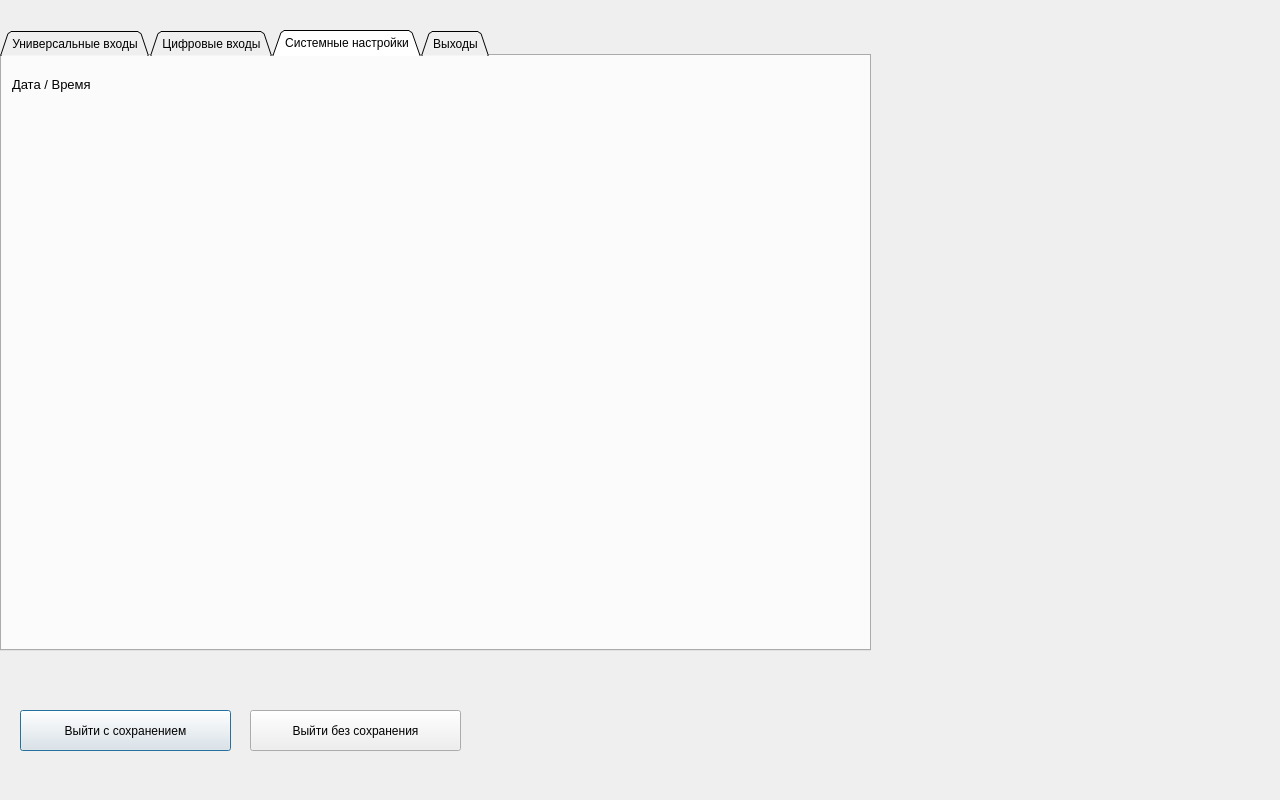
Old version of the form options.ui in the repository tomyqg/topaz-m.
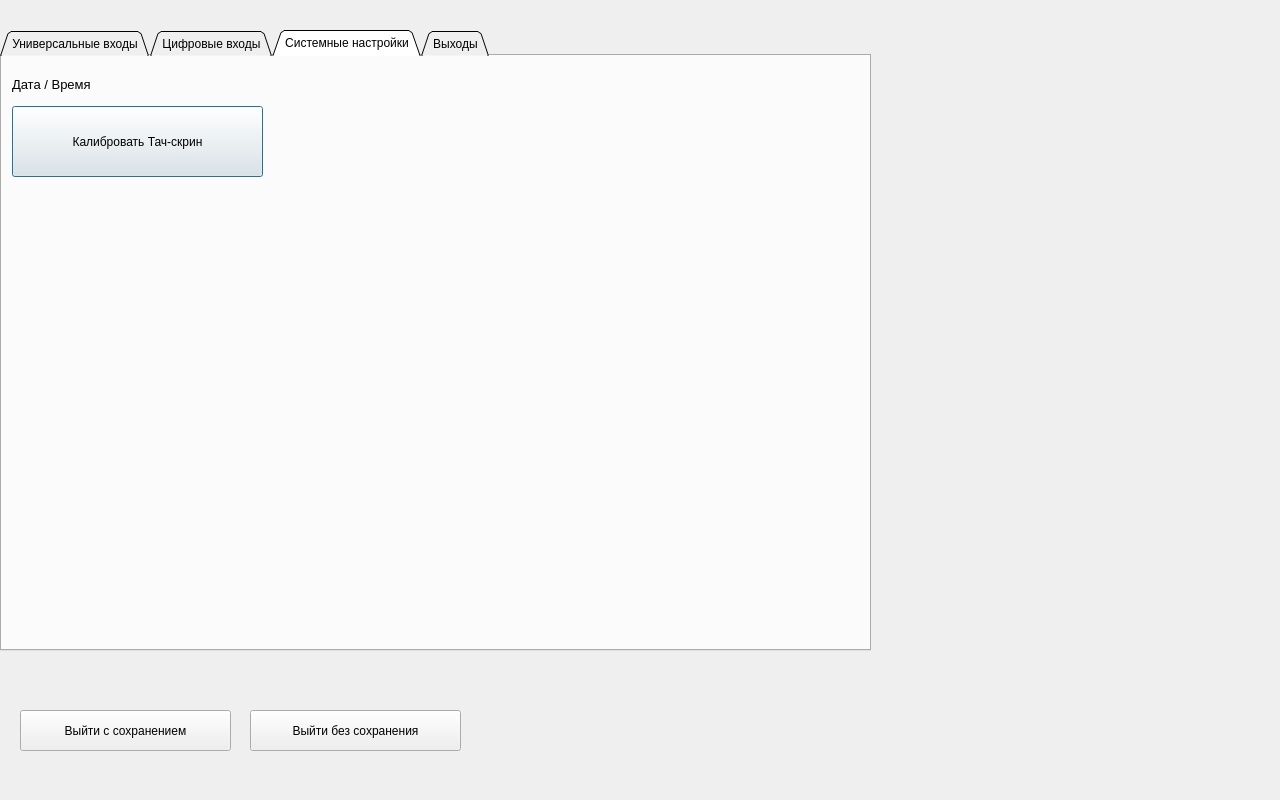
New version of the form. The open tabs and pages were chosen to show the change.

Patch:
```diff
--- a/options.ui
+++ b/options.ui
@@ -2668,6 +2668,19 @@
       <string>Дата / Время</string>
      </property>
     </widget>
+    <widget class="QPushButton" name="pushButton_3">
+     <property name="geometry">
+      <rect>
+       <x>10</x>
+       <y>50</y>
+       <width>251</width>
+       <height>71</height>
+      </rect>
+     </property>
+     <property name="text">
+      <string>Калибровать Тач-скрин</string>
+     </property>
+    </widget>
    </widget>
    <widget class="QWidget" name="tab_2">
     <attribute name="title">
```
Left out of the diff: 4 changed lines with no effect on the pictures.
